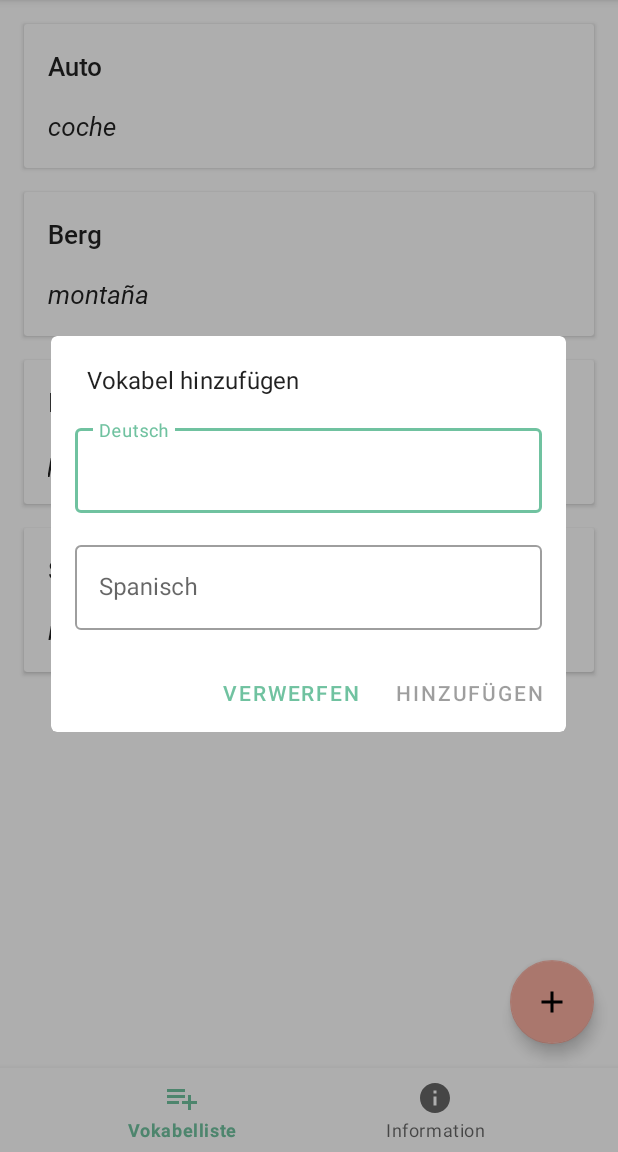
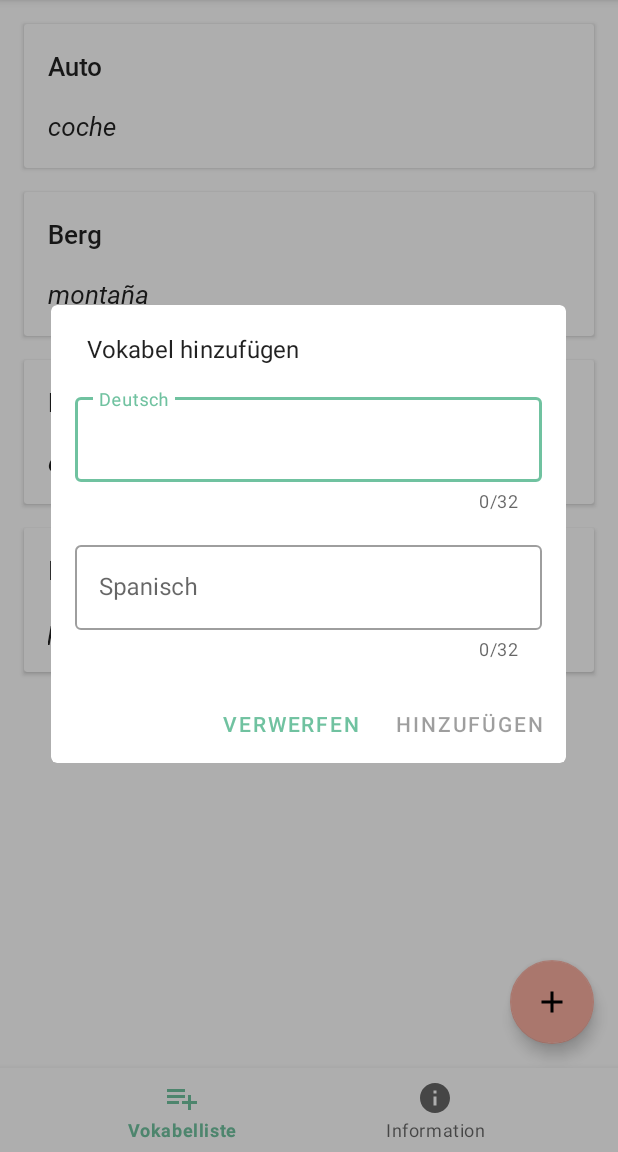
Before and after one commit to mteerie/Vocabulario, an Android app: the screen it shows after launch (MainActivity), after a tap on "add vocabulary", on a phone screen of 412 x 824 dp, the part 84-1236 px from its top. Run offline under Robolectric (Android 15) with nearby library versions, the phone set to English and light mode, and no system bars; our stand-ins replace Room's generated code, navigation-ui.

Commit message:
adjust error behaviour when input for new list entry is too long

```diff
--- a/app/src/main/java/com/inf3005/android/vocabulario/database/VocabularyDatabase.kt
+++ b/app/src/main/java/com/inf3005/android/vocabulario/database/VocabularyDatabase.kt
@@ -45,7 +45,8 @@ abstract class VocabularyDatabase : RoomDatabase() {
                     entry = Vocabulary(2, "Berg", "montaña")
                     vocabularyDao.insert(entry)
 
-                    entry = Vocabulary(3, "Schwimmen", "nadar")
+                    entry = Vocabulary(3, "Finanzdienstleistungsunternehmen",
+                        "empresa de servicios financieros")
                     vocabularyDao.insert(entry)
 
                     entry = Vocabulary(4, "Pfannkuchen", "panqueques")
--- a/app/src/main/res/layout/fragment_dialog.xml
+++ b/app/src/main/res/layout/fragment_dialog.xml
@@ -14,14 +14,15 @@
         app:layout_constraintStart_toStartOf="parent"
         app:layout_constraintTop_toTopOf="parent"
         android:autofillHints="@string/input_dialog_de_hint"
-        style="@style/Widget.MaterialComponents.TextInputLayout.OutlinedBox">
+        style="@style/Widget.MaterialComponents.TextInputLayout.OutlinedBox"
+        app:counterEnabled="true"
+        app:counterMaxLength="32">
 
         <com.google.android.material.textfield.TextInputEditText
             android:layout_width="match_parent"
             android:layout_height="match_parent"
             android:inputType="text"
             android:hint="@string/input_dialog_de_hint"
-            android:maxLength="32"
             />
 
     </com.google.android.material.textfield.TextInputLayout>
@@ -35,14 +36,15 @@
         app:layout_constraintTop_toBottomOf="@id/input_de"
         android:autofillHints="@string/input_dialog_sp_hint"
         style="@style/Widget.MaterialComponents.TextInputLayout.OutlinedBox"
-        android:layout_marginTop="16dp">
+        android:layout_marginTop="16dp"
+        app:counterEnabled="true"
+        app:counterMaxLength="32">
 
         <com.google.android.material.textfield.TextInputEditText
             android:layout_width="match_parent"
             android:layout_height="wrap_content"
             android:inputType="text"
             android:hint="@string/input_dialog_sp_hint"
-            android:maxLength="32"
             />
 
     </com.google.android.material.textfield.TextInputLayout>
--- a/app/src/main/res/values/strings.xml
+++ b/app/src/main/res/values/strings.xml
@@ -24,4 +24,5 @@
     <string name="add_entry">Vokabel hinzufügen</string>
     <string name="submit_button">Hinzufügen</string>
     <string name="dismiss_button">Verwerfen</string>
+    <string name="error_input_too_long">Deine Eingabe ist zu lang.</string>
 </resources>
```
Also changed, not shown: app/src/main/java/com/inf3005/android/vocabulario/voclist/ListFragment.kt (+19 -12 lines).
